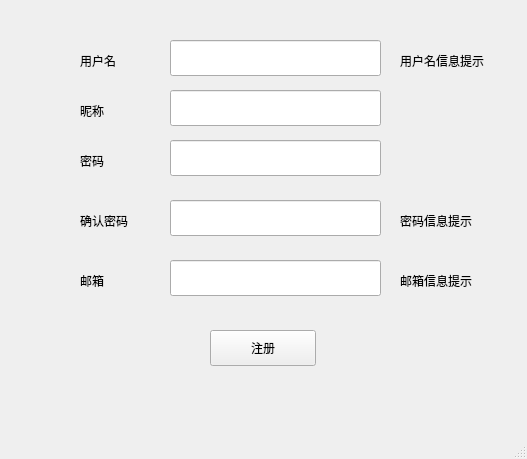
Old version of the form ui/register/register.ui in the repository hqh2010/gin_mall_qt.
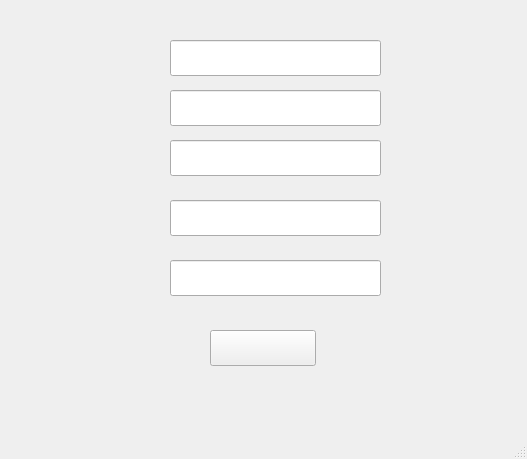
New version of the form.

```diff
--- a/ui/register/register.ui
+++ b/ui/register/register.ui
@@ -24,7 +24,7 @@
      </rect>
     </property>
     <property name="text">
-     <string>用户名</string>
+     <string/>
     </property>
    </widget>
    <widget class="QLineEdit" name="user_name_edit">
@@ -47,7 +47,7 @@
      </rect>
     </property>
     <property name="text">
-     <string>昵称</string>
+     <string/>
     </property>
    </widget>
    <widget class="QLineEdit" name="nick_name_edit">
@@ -70,7 +70,7 @@
      </rect>
     </property>
     <property name="text">
-     <string>密码</string>
+     <string/>
     </property>
    </widget>
    <widget class="QLineEdit" name="pwd_edit">
@@ -103,7 +103,7 @@
      </rect>
     </property>
     <property name="text">
-     <string>确认密码</string>
+     <string/>
     </property>
    </widget>
    <widget class="QLabel" name="mail_label">
@@ -116,7 +116,7 @@
      </rect>
     </property>
     <property name="text">
-     <string>邮箱</string>
+     <string/>
     </property>
    </widget>
    <widget class="QLineEdit" name="mail_edit">
@@ -139,7 +139,7 @@
      </rect>
     </property>
     <property name="text">
-     <string>注册</string>
+     <string/>
     </property>
    </widget>
    <widget class="QLabel" name="user_name_hint">
@@ -152,7 +152,7 @@
      </rect>
     </property>
     <property name="text">
-     <string>用户名信息提示</string>
+     <string/>
     </property>
    </widget>
    <widget class="QLabel" name="pwd_confirm_hint">
@@ -165,7 +165,7 @@
      </rect>
     </property>
     <property name="text">
-     <string>密码信息提示</string>
+     <string/>
     </property>
    </widget>
    <widget class="QLabel" name="mail_hint">
@@ -178,7 +178,7 @@
      </rect>
     </property>
     <property name="text">
-     <string>邮箱信息提示</string>
+     <string/>
     </property>
    </widget>
   </widget>
```
Left out of the diff: 2 changed lines with no effect on the pictures.
